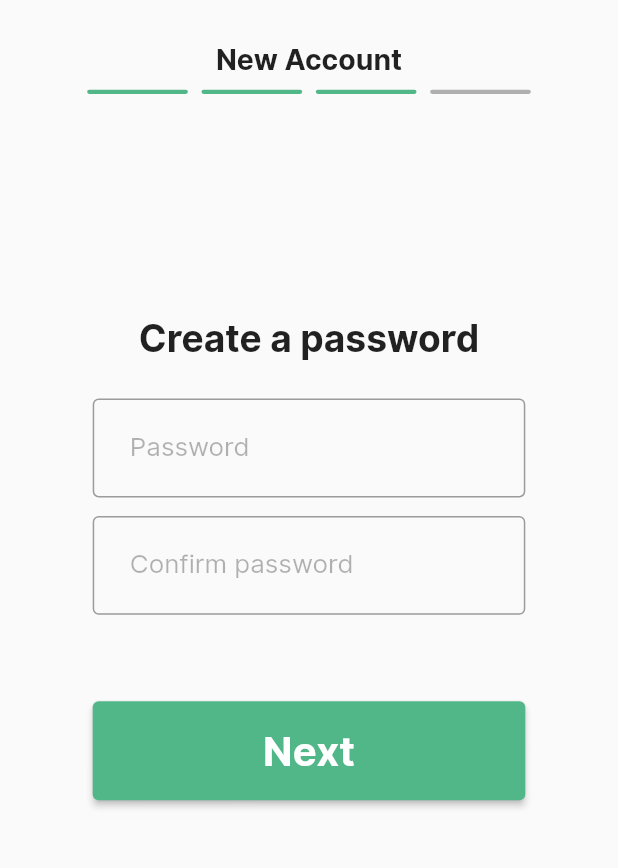
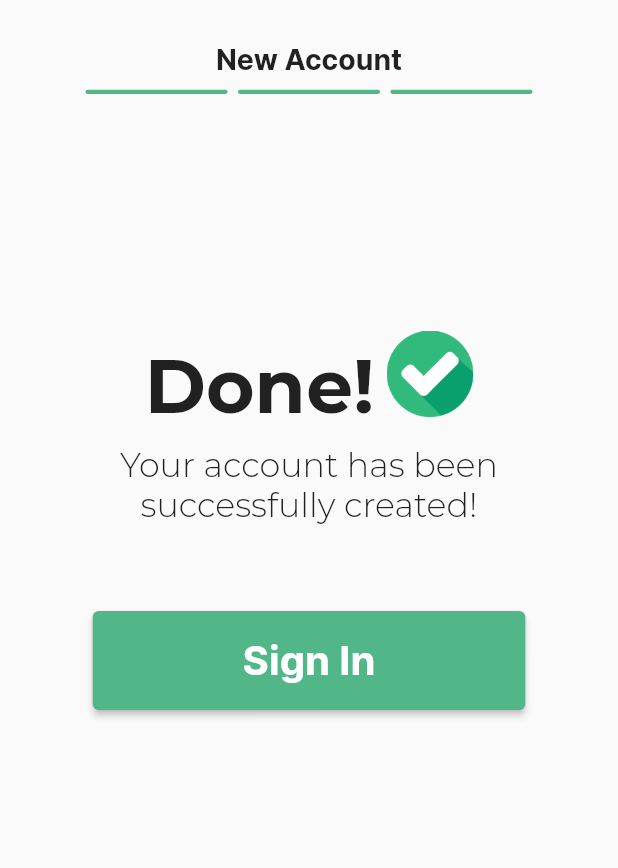
Before and after one commit to Syn4z/Cash-Flow, a Flutter app: the newAcc2 screen opened directly, after a tap on "Next", on a phone screen of 412 x 824 dp, the part 121-989 px from its top. Run offline on Flutter 3.47's test engine with Material 2 defaults, Android fonts, the light colour scheme and no system bars; project files that could hold a hidden picture were left out.

Commit message:
Changes in newAcc pages

```diff
--- a/cash_flow/lib/screens/newAcc2.dart
+++ b/cash_flow/lib/screens/newAcc2.dart
@@ -28,30 +28,18 @@ class _newAcc2State extends State<newAcc2> {
                 children: [
           backBtn(
               upperMargin: screenHeight * 0.05, widgetName: const newAcc1()),
-          const newAccHeader(
+          newAccHeader(
             color1: Color.fromARGB(255, 82, 183, 136),
             color2: Color.fromARGB(255, 82, 183, 136),
             color3: Color.fromARGB(255, 175, 175, 175),
-            color4: Color.fromARGB(255, 175, 175, 175),
           ),
-          ProfilePic(),
           Container(
-              margin: EdgeInsets.only(top: screenHeight * 0.05),
-              child: Text(
-                'Help recognizing you',
-                style: TextStyle(
-                  fontSize: screenHeight * 0.026,
-                  fontFamily: 'Inter',
-                  fontWeight: FontWeight.w700,
-                ),
-              )),
-          InputBar(
-            text: 'Full name',
-            upperMargin: screenHeight * 0.035,
+            margin: EdgeInsets.only(top: screenHeight * 0.09),
+            child: ProfilePic(),
           ),
           nextBtn(
               text: 'Next',
-              upperMargin: screenHeight * 0.025,
+              upperMargin: screenHeight * 0.05,
               widgetName: const newAcc3()),
         ])));
   }
@@ -82,22 +70,6 @@ class _newAcc2State extends State<newAcc2> {
                 icon: const Icon(Icons.camera),
                 label: Text(
                   'Camera',
-                  style: TextStyle(
-                      fontFamily: 'Montserrat', fontSize: screenHeight * 0.02),
-                ),
-                style: ButtonStyle(
-                  backgroundColor: MaterialStateProperty.all(
-                      const Color.fromARGB(255, 82, 183, 136)),
-                  padding: MaterialStateProperty.all(EdgeInsets.symmetric(
-                      vertical: screenHeight * 0.02,
-                      horizontal: screenWidth * 0.07)),
-                ),
-              ),
-              ElevatedButton.icon(
-                onPressed: () {},
-                icon: const Icon(Icons.image),
-                label: Text(
-                  'Gallery',
                   style: TextStyle(
                       fontFamily: 'Montserrat', fontSize: screenHeight * 0.02),
                 ),
--- a/cash_flow/lib/screens/newAcc3.dart
+++ b/cash_flow/lib/screens/newAcc3.dart
@@ -1,12 +1,14 @@
 import 'package:flutter/material.dart';
+import 'package:test1/main.dart';
 import 'package:test1/screens/newAcc2.dart';
-import 'package:test1/screens/newAcc4.dart';
 import 'package:test1/screens/slash.dart';
 import 'package:test1/widgets/newAccountHeader.dart';
 
 import '../widgets/backButton.dart';
 import '../widgets/input.dart';
 import '../widgets/nextButton.dart';
+import 'main.dart';
+import 'newAcc3.dart';
 
 // ignore: camel_case_types
 class newAcc3 extends StatefulWidget {
@@ -29,35 +31,50 @@ class _newAcc3State extends State<newAcc3> {
                 children: [
           backBtn(
               upperMargin: screenHeight * 0.05, widgetName: const newAcc2()),
-          const newAccHeader(
+          newAccHeader(
             color1: Color.fromARGB(255, 82, 183, 136),
             color2: Color.fromARGB(255, 82, 183, 136),
             color3: Color.fromARGB(255, 82, 183, 136),
-            color4: Color.fromARGB(255, 175, 175, 175),
+          ),
+          Row(
+            mainAxisAlignment: MainAxisAlignment.center,
+            children: [
+              Container(
+                margin: EdgeInsets.only(
+                    top: screenHeight * 0.2, right: screenWidth * 0.02),
+                child: Text(
+                  'Done!',
+                  style: TextStyle(
+                    fontFamily: 'Montserrat',
+                    fontSize: screenHeight * 0.06,
+                    fontWeight: FontWeight.w700,
+                  ),
+                ),
+              ),
+              Container(
+                margin: EdgeInsets.only(top: screenHeight * 0.18),
+                height: screenHeight * 0.07,
+                child: Image.asset('assets/images/done.png'),
+              ),
+            ],
           ),
           Container(
-            margin: EdgeInsets.only(top: screenHeight * 0.18),
+            margin: EdgeInsets.only(top: screenHeight * 0.01),
+            padding: EdgeInsets.symmetric(horizontal: screenWidth * 0.05),
             child: Text(
-              'Create a password',
+              'Your account has been successfully created!',
               style: TextStyle(
-                fontFamily: 'Inter',
-                fontSize: screenHeight * 0.03,
-                fontWeight: FontWeight.w700,
+                fontFamily: 'Montserrat',
+                fontSize: screenHeight * 0.027,
+                fontWeight: FontWeight.w200,
               ),
+              textAlign: TextAlign.center,
             ),
           ),
-          InputBar(
-            text: 'Password',
-            upperMargin: screenHeight * 0.03,
-          ),
-          InputBar(
-            text: 'Confirm password',
-            upperMargin: screenHeight * 0.015,
-          ),
           nextBtn(
-              text: 'Next',
+              text: 'Sign In',
               upperMargin: screenHeight * 0.07,
-              widgetName: const newAcc4()),
+              widgetName: const MainScreen()),
         ])));
   }
 }
--- a/cash_flow/lib/widgets/newAccountHeader.dart
+++ b/cash_flow/lib/widgets/newAccountHeader.dart
@@ -6,13 +6,11 @@ class newAccHeader extends StatelessWidget {
   final Color color1;
   final Color color2;
   final Color color3;
-  final Color color4;
   const newAccHeader(
       {super.key,
       required this.color1,
       required this.color2,
-      required this.color3,
-      required this.color4});
+      required this.color3});
 
   Widget box(double w, double h, Color c) => Container(
         decoration: BoxDecoration(
@@ -48,10 +46,9 @@ class newAccHeader extends StatelessWidget {
           child: Row(
             mainAxisAlignment: MainAxisAlignment.spaceAround,
             children: <Widget>[
-              box(screenWidth * 0.163, screenHeight * 0.0035, color1),
-              box(screenWidth * 0.163, screenHeight * 0.0035, color2),
-              box(screenWidth * 0.163, screenHeight * 0.0035, color3),
-              box(screenWidth * 0.163, screenHeight * 0.0035, color4),
+              box(screenWidth * 0.23, screenHeight * 0.0035, color1),
+              box(screenWidth * 0.23, screenHeight * 0.0035, color2),
+              box(screenWidth * 0.23, screenHeight * 0.0035, color3),
             ],
           ),
         ),
```
Also changed, not shown: cash_flow/lib/screens/login.dart (+11 -45 lines), cash_flow/lib/screens/main.dart (+2 -7 lines), cash_flow/lib/screens/newAcc1.dart (+5 -46 lines), cash_flow/lib/screens/newAcc4.dart (deleted, +0 -80 lines), cash_flow/assets/images/done.png (added).
